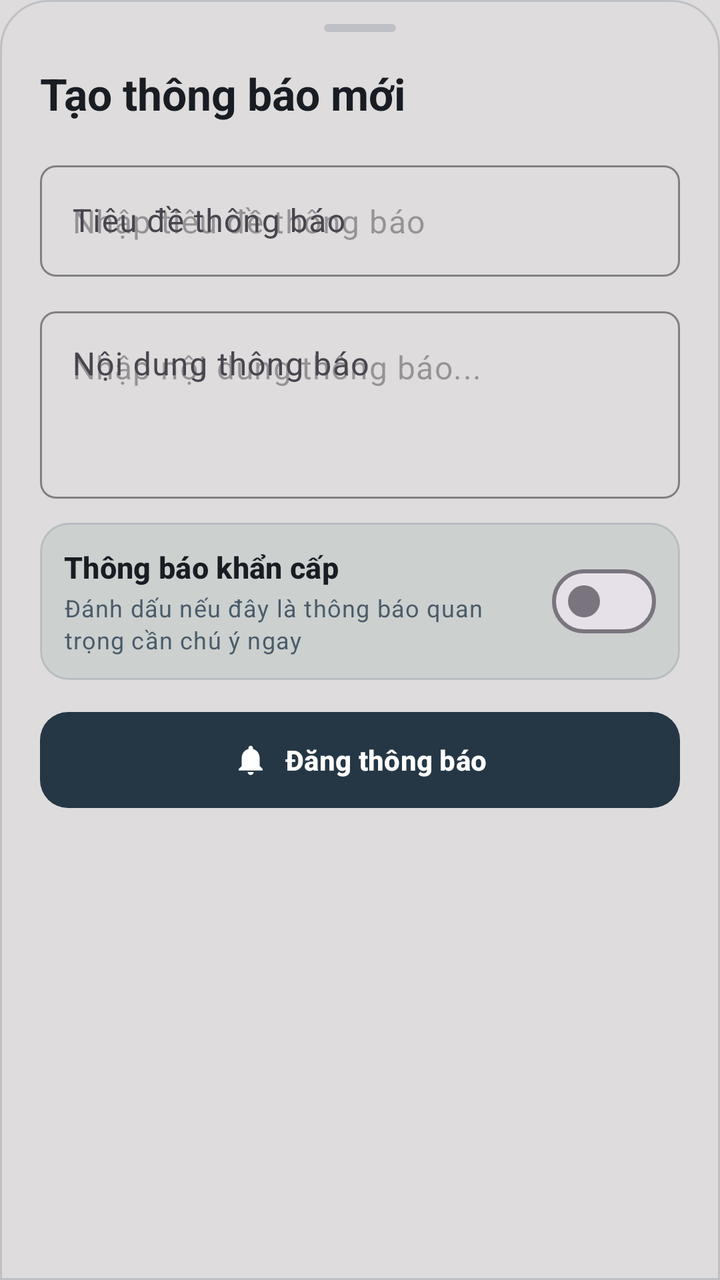
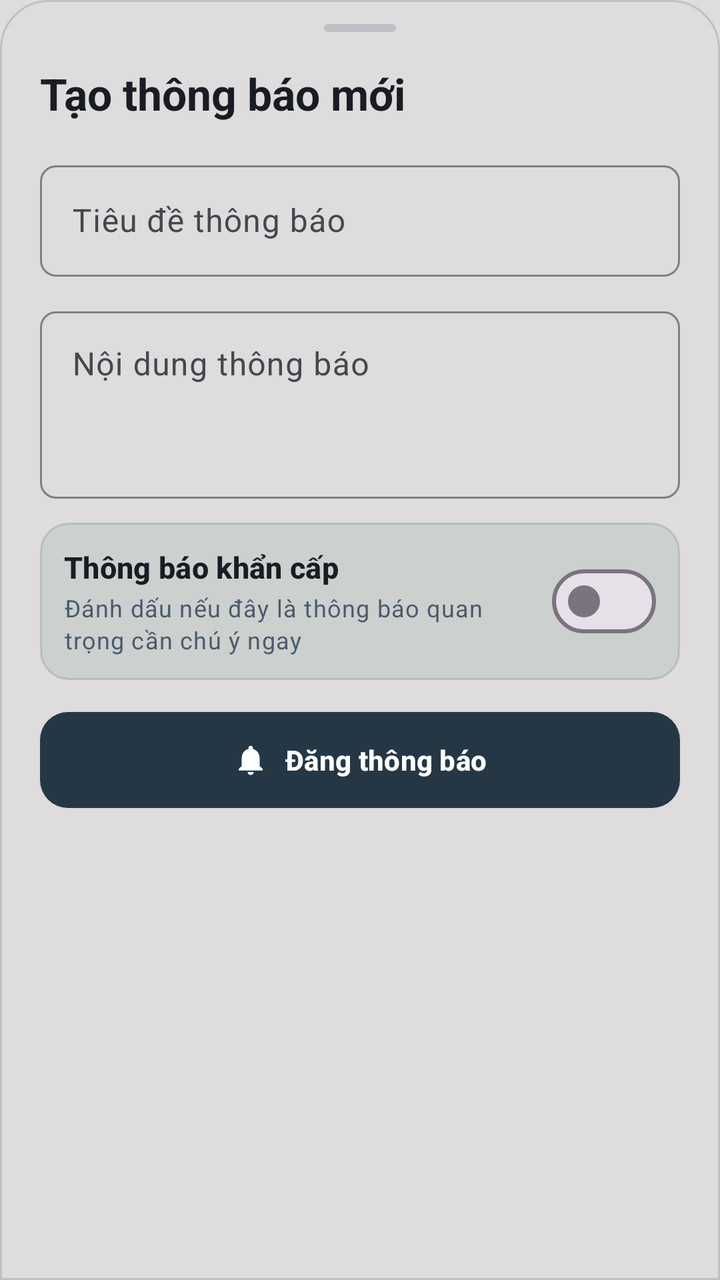

Before-and-after screenshots of an Android layout around one commit, followed by the original layout XML and the change that was made.
<!-- AndroidManifest.xml: application theme Theme.UniClassApp -->
<!-- res/layout/dialog_create_announcement_bottom_sheet.xml -->
<?xml version="1.0" encoding="utf-8"?>
<androidx.core.widget.NestedScrollView xmlns:android="http://schemas.android.com/apk/res/android"
    xmlns:app="http://schemas.android.com/apk/res-auto"
    android:layout_width="match_parent"
    android:layout_height="wrap_content"
    android:fillViewport="true">

<LinearLayout
    android:layout_width="match_parent"
    android:layout_height="wrap_content"
    android:background="@drawable/bg_unified_bottom_sheet"
    android:orientation="vertical"
    android:paddingHorizontal="@dimen/space_20"
    android:paddingTop="@dimen/space_12"
    android:paddingBottom="@dimen/space_24">

    
    <View
        android:id="@+id/viewDragHandle"
        android:layout_width="36dp"
        android:layout_height="4dp"
        android:layout_gravity="center_horizontal"
        android:background="@drawable/bg_drag_handle" />

    
    <TextView
        android:id="@+id/tvAnnouncementTitleHeader"
        style="@style/TextAppearance.EduLens.Headline"
        android:layout_width="match_parent"
        android:layout_height="wrap_content"
        android:layout_marginTop="@dimen/space_16"
        android:text="@string/announcement_new_title" />

    
    <com.google.android.material.textfield.TextInputLayout
        android:id="@+id/tilAnnouncementTitle"
        style="@style/Widget.Material3.TextInputLayout.OutlinedBox"
        android:layout_width="match_parent"
        android:layout_height="wrap_content"
        android:layout_marginTop="@dimen/space_16"
        android:hint="@string/label_announcement_title"
        app:boxCornerRadiusBottomEnd="@dimen/radius_sm"
        app:boxCornerRadiusBottomStart="@dimen/radius_sm"
        app:boxCornerRadiusTopEnd="@dimen/radius_sm"
        app:boxCornerRadiusTopStart="@dimen/radius_sm"
        app:boxStrokeColor="@color/color_primary">

        <com.google.android.material.textfield.TextInputEditText
            android:id="@+id/etAnnouncementTitle"
            android:layout_width="match_parent"
            android:layout_height="wrap_content"
            android:hint="@string/hint_announcement_title"
            android:inputType="textCapSentences"
            android:maxLines="2"
            android:textColor="@color/text_primary" />
    </com.google.android.material.textfield.TextInputLayout>

    
    <com.google.android.material.textfield.TextInputLayout
        android:id="@+id/tilAnnouncementContent"
        style="@style/Widget.Material3.TextInputLayout.OutlinedBox"
        android:layout_width="match_parent"
        android:layout_height="wrap_content"
        android:layout_marginTop="@dimen/space_12"
        android:hint="@string/label_announcement_content"
        app:boxCornerRadiusBottomEnd="@dimen/radius_sm"
        app:boxCornerRadiusBottomStart="@dimen/radius_sm"
        app:boxCornerRadiusTopEnd="@dimen/radius_sm"
        app:boxCornerRadiusTopStart="@dimen/radius_sm"
        app:boxStrokeColor="@color/color_primary">

        <com.google.android.material.textfield.TextInputEditText
            android:id="@+id/etAnnouncementContent"
            android:layout_width="match_parent"
            android:layout_height="wrap_content"
            android:gravity="top|start"
            android:hint="@string/hint_announcement_content"
            android:inputType="textMultiLine|textCapSentences"
            android:minLines="3"
            android:textColor="@color/text_primary" />
    </com.google.android.material.textfield.TextInputLayout>

    
    <LinearLayout
        android:layout_width="match_parent"
        android:layout_height="wrap_content"
        android:layout_marginTop="@dimen/space_12"
        android:background="@drawable/bg_feedback_box"
        android:gravity="center_vertical"
        android:orientation="horizontal"
        android:padding="@dimen/space_12">

        <LinearLayout
            android:layout_width="0dp"
            android:layout_height="wrap_content"
            android:layout_marginEnd="@dimen/space_8"
            android:layout_weight="1"
            android:orientation="vertical">

            <TextView
                style="@style/TextAppearance.EduLens.Subtitle"
                android:layout_width="wrap_content"
                android:layout_height="wrap_content"
                android:text="@string/label_urgent_announcement"
                android:textColor="@color/text_primary" />

            <TextView
                style="@style/TextAppearance.EduLens.Caption"
                android:layout_width="wrap_content"
                android:layout_height="wrap_content"
                android:layout_marginTop="2dp"
                android:text="@string/desc_urgent_announcement"
                android:textColor="@color/text_secondary" />
        </LinearLayout>

        <com.google.android.material.materialswitch.MaterialSwitch
            android:id="@+id/switchUrgent"
            android:layout_width="wrap_content"
            android:layout_height="wrap_content" />
    </LinearLayout>

    
    <ProgressBar
        android:id="@+id/pbSubmitting"
        android:layout_width="wrap_content"
        android:layout_height="wrap_content"
        android:layout_gravity="center_horizontal"
        android:layout_marginTop="@dimen/space_12"
        android:visibility="gone" />

    
    <com.google.android.material.button.MaterialButton
        android:id="@+id/btnSubmitAnnouncement"
        style="@style/Widget.EduLens.Button.Filled"
        android:layout_width="match_parent"
        android:layout_height="@dimen/button_height_lg"
        android:layout_marginTop="@dimen/space_16"
        android:text="@string/btn_post_announcement"
        app:icon="@drawable/ic_notification"
        app:iconGravity="textStart"
        app:iconPadding="@dimen/space_8" />
</LinearLayout>
</androidx.core.widget.NestedScrollView>
<!-- resources referenced by this layout -->
<resources>
  <color name="color_primary">#253745</color>
  <color name="text_primary">@color/uc_text_primary</color>
  <color name="text_secondary">@color/uc_text_secondary</color>
  <dimen name="button_height_lg">48dp</dimen>
  <dimen name="radius_sm">8dp</dimen>
  <dimen name="space_12">12dp</dimen>
  <dimen name="space_16">16dp</dimen>
  <dimen name="space_20">20dp</dimen>
  <dimen name="space_24">24dp</dimen>
  <dimen name="space_8">8dp</dimen>
  <!-- drawable bg_drag_handle (drawable) -->
  <?xml version="1.0" encoding="utf-8"?>
  <shape xmlns:android="http://schemas.android.com/apk/res/android"
      android:shape="rectangle">
      <corners android:radius="@dimen/radius_pill" />
      <solid android:color="@color/outline_border" />
      <size
          android:width="36dp"
          android:height="4dp" />
  </shape>
  <!-- drawable bg_feedback_box (drawable) -->
  <?xml version="1.0" encoding="utf-8"?>
  <shape xmlns:android="http://schemas.android.com/apk/res/android"
      android:shape="rectangle">
      <solid android:color="@color/uc_surface_elevated" />
      <stroke
          android:width="1dp"
          android:color="@color/uc_border_card" />
      <corners android:radius="14dp" />
  </shape>
  <!-- drawable bg_unified_bottom_sheet (drawable) -->
  <?xml version="1.0" encoding="utf-8"?>
  <shape xmlns:android="http://schemas.android.com/apk/res/android"
      android:shape="rectangle">
      <solid android:color="@color/uc_bg_bottom_nav" />
      <corners
          android:topLeftRadius="24dp"
          android:topRightRadius="24dp" />
      <stroke
          android:width="1dp"
          android:color="@color/uc_border_card" />
  </shape>
  <string name="announcement_new_title">Tạo thông báo mới</string>
  <string name="btn_post_announcement">Đăng thông báo</string>
  <string name="desc_urgent_announcement">Đánh dấu nếu đây là thông báo quan trọng cần chú ý ngay</string>
  <string name="hint_announcement_content">Nhập nội dung thông báo...</string>
  <string name="hint_announcement_title">Nhập tiêu đề thông báo</string>
  <string name="label_announcement_content">Nội dung thông báo</string>
  <string name="label_announcement_title">Tiêu đề thông báo</string>
  <string name="label_urgent_announcement">Thông báo khẩn cấp</string>
  <style name="TextAppearance.EduLens.Caption" parent="TextAppearance.Material3.BodySmall">
          <item name="android:textSize">12sp</item>
          <item name="android:textStyle">normal</item>
          <item name="android:textColor">@color/text_secondary</item>
      </style>
  <style name="TextAppearance.EduLens.Headline" parent="TextAppearance.Material3.HeadlineSmall">
          <item name="android:textSize">22sp</item>
          <item name="android:textStyle">bold</item>
          <item name="android:textColor">@color/text_primary</item>
      </style>
  <style name="TextAppearance.EduLens.Subtitle" parent="TextAppearance.Material3.TitleSmall">
          <item name="android:textSize">15sp</item>
          <item name="android:textStyle">bold</item>
          <item name="android:textColor">@color/text_primary</item>
      </style>
  <style name="Theme.UniClassApp" parent="Base.Theme.UniClassApp" />
  <color name="uc_text_primary">#191D23</color>
  <color name="uc_text_secondary">#4A5C6A</color>
  <dimen name="radius_pill">999dp</dimen>
  <color name="outline_border">@color/uc_border_card</color>
  <color name="uc_surface_elevated">#CCD0CF</color>
  <color name="uc_border_card">#73989DAA</color>
  <color name="uc_bg_bottom_nav">@color/uc_bg_canvas</color>
  <dimen name="button_height_md">40dp</dimen>
  <color name="uc_btn_primary_bg">#253745</color>
  <color name="uc_btn_primary_text">#FFFFFF</color>
  <color name="uc_bg_canvas">#DEDCDC</color>
  <color name="p2_teal">#57707A</color>
  <color name="p2_lavender">#C5BAC4</color>
  <color name="color_error">#DC2626</color>
  <!-- unchanged entries left out for length: 3 -->
</resources>

<!-- the commit's change to res/layout/dialog_create_announcement_bottom_sheet.xml (unified diff, before → after) -->
@@ -39,6 +39,7 @@
         android:layout_height="wrap_content"
         android:layout_marginTop="@dimen/space_16"
         android:hint="@string/label_announcement_title"
+        app:placeholderText="@string/hint_announcement_title"
         app:boxCornerRadiusBottomEnd="@dimen/radius_sm"
         app:boxCornerRadiusBottomStart="@dimen/radius_sm"
         app:boxCornerRadiusTopEnd="@dimen/radius_sm"
@@ -49,7 +50,6 @@
             android:id="@+id/etAnnouncementTitle"
             android:layout_width="match_parent"
             android:layout_height="wrap_content"
-            android:hint="@string/hint_announcement_title"
             android:inputType="textCapSentences"
             android:maxLines="2"
             android:textColor="@color/text_primary" />
@@ -63,6 +63,7 @@
         android:layout_height="wrap_content"
         android:layout_marginTop="@dimen/space_12"
         android:hint="@string/label_announcement_content"
+        app:placeholderText="@string/hint_announcement_content"
         app:boxCornerRadiusBottomEnd="@dimen/radius_sm"
         app:boxCornerRadiusBottomStart="@dimen/radius_sm"
         app:boxCornerRadiusTopEnd="@dimen/radius_sm"
@@ -74,7 +75,6 @@
             android:layout_width="match_parent"
             android:layout_height="wrap_content"
             android:gravity="top|start"
-            android:hint="@string/hint_announcement_content"
             android:inputType="textMultiLine|textCapSentences"
             android:minLines="3"
             android:textColor="@color/text_primary" />
